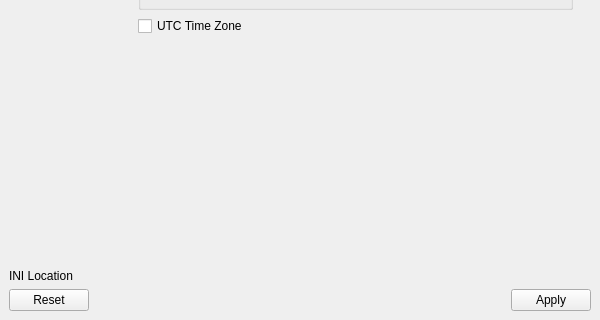
Old version of the form 2.x/UI/dooble_settings.ui in the repository textbrowser/dooble; both pictures show x 0 to 600 and y 495 to 815 of the 600 by 815 pixel window.
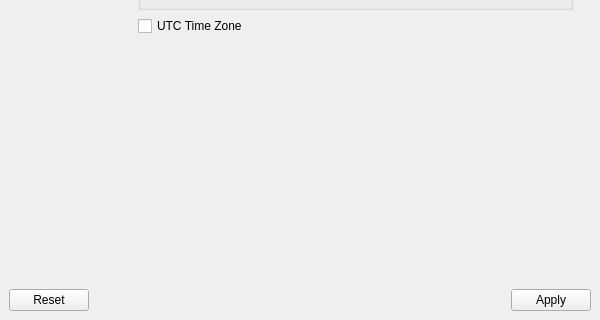
New version of the form. The open tabs and pages were chosen to show the change. Icons and pictures are not drawn.

Commit message: Removed label.

Diff of the .ui file:
```diff
--- a/2.x/UI/dooble_settings.ui
+++ b/2.x/UI/dooble_settings.ui
@@ -47,7 +47,7 @@
            <x>0</x>
            <y>0</y>
            <width>105</width>
-           <height>723</height>
+           <height>764</height>
           </rect>
          </property>
          <layout class="QVBoxLayout" name="verticalLayout">
@@ -653,8 +653,8 @@
               <rect>
                <x>0</x>
                <y>0</y>
-               <width>503</width>
-               <height>682</height>
+               <width>415</width>
+               <height>651</height>
               </rect>
              </property>
              <layout class="QVBoxLayout" name="verticalLayout_8">
@@ -1452,16 +1452,6 @@
       </item>
      </layout>
     </item>
-    <item>
-     <widget class="QLabel" name="ini_location">
-      <property name="text">
-       <string>INI Location</string>
-      </property>
-      <property name="textInteractionFlags">
-       <set>Qt::LinksAccessibleByMouse|Qt::TextSelectableByMouse</set>
-      </property>
-     </widget>
-    </item>
     <item>
      <widget class="QDialogButtonBox" name="buttonBox">
       <property name="standardButtons">
```
Left out of the diff: 4 changed lines with no effect on the pictures. The commit also changes 1 other file.
